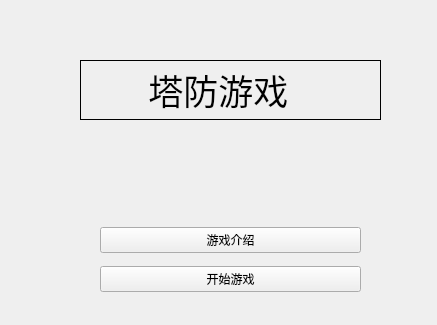
This is widget.ui in hongxiuliu/pvz as Qt 5 draws it before an edit. The edited form follows.
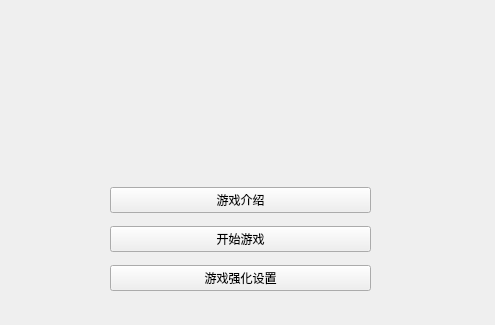
This is the edited form.

Diff of the .ui file:
```diff
--- a/widget.ui
+++ b/widget.ui
@@ -6,7 +6,7 @@
    <rect>
     <x>0</x>
     <y>0</y>
-    <width>437</width>
+    <width>495</width>
     <height>325</height>
    </rect>
   </property>
@@ -18,7 +18,7 @@
     <rect>
      <x>70</x>
      <y>50</y>
-     <width>321</width>
+     <width>375</width>
      <height>80</height>
     </rect>
    </property>
@@ -35,31 +35,15 @@
     <property name="bottomMargin">
      <number>10</number>
     </property>
-    <item>
-     <widget class="QLabel" name="label">
-      <property name="font">
-       <font>
-        <family>Arial</family>
-        <pointsize>26</pointsize>
-       </font>
-      </property>
-      <property name="frameShape">
-       <enum>QFrame::Box</enum>
-      </property>
-      <property name="text">
-       <string>      塔防游戏</string>
-      </property>
-     </widget>
-    </item>
    </layout>
   </widget>
   <widget class="QWidget" name="verticalLayoutWidget_2">
    <property name="geometry">
     <rect>
-     <x>100</x>
-     <y>220</y>
+     <x>110</x>
+     <y>180</y>
      <width>261</width>
-     <height>80</height>
+     <height>121</height>
     </rect>
    </property>
    <layout class="QVBoxLayout" name="verticalLayout_2">
@@ -77,6 +61,13 @@
       </property>
      </widget>
     </item>
+    <item>
+     <widget class="QPushButton" name="setbtn">
+      <property name="text">
+       <string>游戏强化设置</string>
+      </property>
+     </widget>
+    </item>
    </layout>
   </widget>
  </widget>
```
